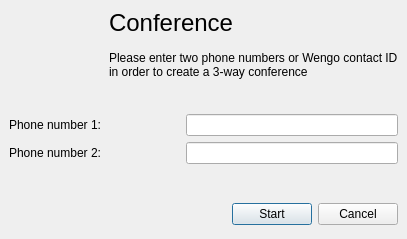
Before: the Qt Designer form wengophone/src/presentation/qt/phonecall/ConferenceCallWidget.ui in tkrotoff/WengoPhone, drawn with Qt 5.
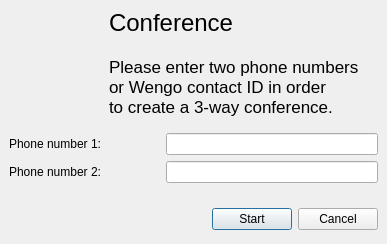
After: the same form once the commit is applied. Icons and pictures are not drawn.

Commit message: UI fix for MacOS X

The edit to the form file:
```diff
--- a/wengophone/src/presentation/qt/phonecall/ConferenceCallWidget.ui
+++ b/wengophone/src/presentation/qt/phonecall/ConferenceCallWidget.ui
@@ -8,8 +8,8 @@
    <rect>
     <x>0</x>
     <y>0</y>
-    <width>384</width>
-    <height>239</height>
+    <width>387</width>
+    <height>244</height>
    </rect>
   </property>
   <property name="windowTitle" >
@@ -412,7 +412,7 @@
       </palette>
      </property>
      <property name="text" >
-      <string>&lt;span style="font-size:18pt;">Conference&lt;/span>&lt;br>&lt;br>&lt;span>Please enter two phone numbers or Wengo contact ID&lt;br>in order to create a 3-way conference&lt;/span></string>
+      <string>&lt;html>&lt;head>&lt;meta name="qrichtext" content="1" />&lt;/head>&lt;body style=" white-space: pre-wrap; font-family:Lucida Grande; font-size:13pt; font-weight:400; font-style:normal; text-decoration:none;">&lt;p style=" margin-top:0px; margin-bottom:0px; margin-left:0px; margin-right:0px; -qt-block-indent:0; text-indent:0px;">&lt;span style=" font-size:18pt;">Conference&lt;/span>&lt;br />&lt;br />Please enter two phone numbers &lt;/p>&lt;p style=" margin-top:0px; margin-bottom:0px; margin-left:0px; margin-right:0px; -qt-block-indent:0; text-indent:0px;">or Wengo contact ID in order&lt;/p>&lt;p style=" margin-top:0px; margin-bottom:0px; margin-left:0px; margin-right:0px; -qt-block-indent:0; text-indent:0px;">to create a 3-way conference.&lt;/p>&lt;/body>&lt;/html></string>
      </property>
      <property name="indent" >
       <number>100</number>
```
